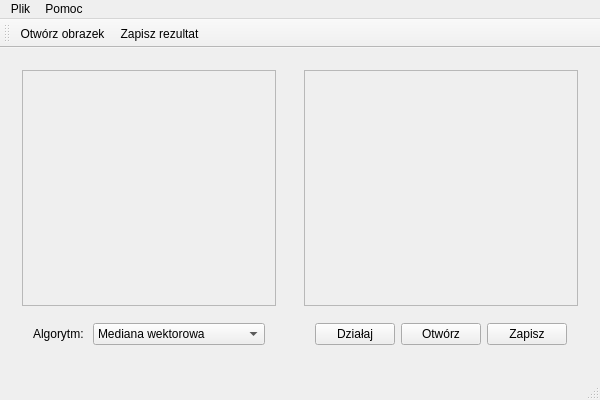
Above: mainwindow.ui from mbobowsk/cpoo before the change. Below: the same form after it.
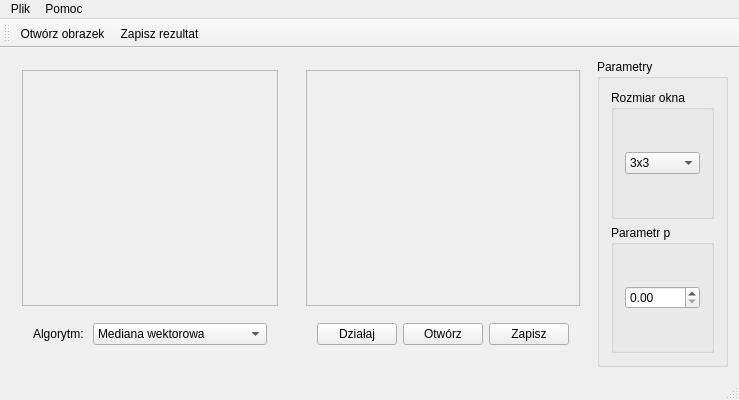
That is the form after the change. Icons and pictures are not drawn.

Commit message: GUI rozbudowane o parametry + ich obsluga

What changed in the file:
```diff
--- a/mainwindow.ui
+++ b/mainwindow.ui
@@ -6,7 +6,7 @@
    <rect>
     <x>0</x>
     <y>0</y>
-    <width>600</width>
+    <width>739</width>
     <height>400</height>
    </rect>
   </property>
@@ -32,8 +32,8 @@
            <rect>
             <x>0</x>
             <y>0</y>
-            <width>251</width>
-            <height>218</height>
+            <width>250</width>
+            <height>224</height>
            </rect>
           </property>
           <layout class="QGridLayout" name="gridLayout">
@@ -97,8 +97,8 @@
            <rect>
             <x>0</x>
             <y>0</y>
-            <width>281</width>
-            <height>220</height>
+            <width>283</width>
+            <height>224</height>
            </rect>
           </property>
           <layout class="QGridLayout" name="gridLayout_2">
@@ -167,6 +167,67 @@
       </layout>
      </widget>
     </item>
+    <item>
+     <widget class="QGroupBox" name="groupBox">
+      <property name="title">
+       <string>Parametry</string>
+      </property>
+      <layout class="QVBoxLayout" name="verticalLayout_3">
+       <item>
+        <widget class="QGroupBox" name="groupBox_2">
+         <property name="title">
+          <string>Rozmiar okna</string>
+         </property>
+         <layout class="QGridLayout" name="gridLayout_3">
+          <item row="0" column="0">
+           <widget class="QComboBox" name="windowSizeCombo">
+            <item>
+             <property name="text">
+              <string>3x3</string>
+             </property>
+            </item>
+            <item>
+             <property name="text">
+              <string>5x5</string>
+             </property>
+            </item>
+            <item>
+             <property name="text">
+              <string>7x7</string>
+             </property>
+            </item>
+            <item>
+             <property name="text">
+              <string>9x9</string>
+             </property>
+            </item>
+           </widget>
+          </item>
+         </layout>
+        </widget>
+       </item>
+       <item>
+        <widget class="QGroupBox" name="groupBox_3">
+         <property name="title">
+          <string>Parametr p</string>
+         </property>
+         <layout class="QGridLayout" name="gridLayout_4">
+          <item row="0" column="0">
+           <widget class="QDoubleSpinBox" name="parameterPSpinner">
+            <property name="maximum">
+             <double>1.000000000000000</double>
+            </property>
+            <property name="singleStep">
+             <double>0.100000000000000</double>
+            </property>
+           </widget>
+          </item>
+         </layout>
+        </widget>
+       </item>
+      </layout>
+     </widget>
+    </item>
    </layout>
   </widget>
   <widget class="QMenuBar" name="menuBar">
@@ -174,8 +235,8 @@
     <rect>
      <x>0</x>
      <y>0</y>
-     <width>600</width>
-     <height>27</height>
+     <width>739</width>
+     <height>25</height>
     </rect>
    </property>
    <widget class="QMenu" name="menuPlik">
```
The commit also changes 5 other files.
